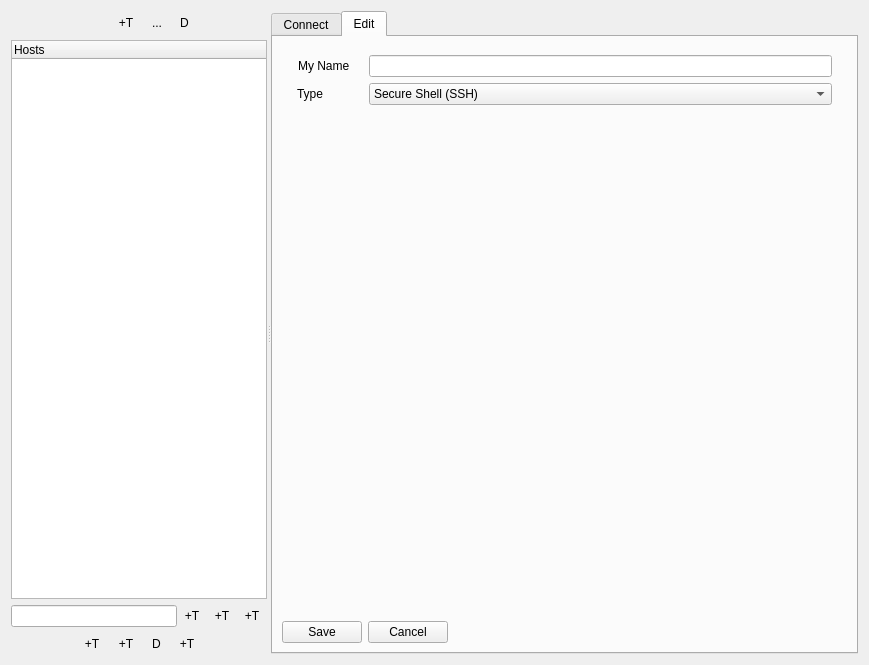
This is DoffenSSHTunnel/source/ATSkeleton.ui in NgzQ3Ee5/DoffenSSHTunnel as Qt 5 draws it before an edit. The edited form follows.
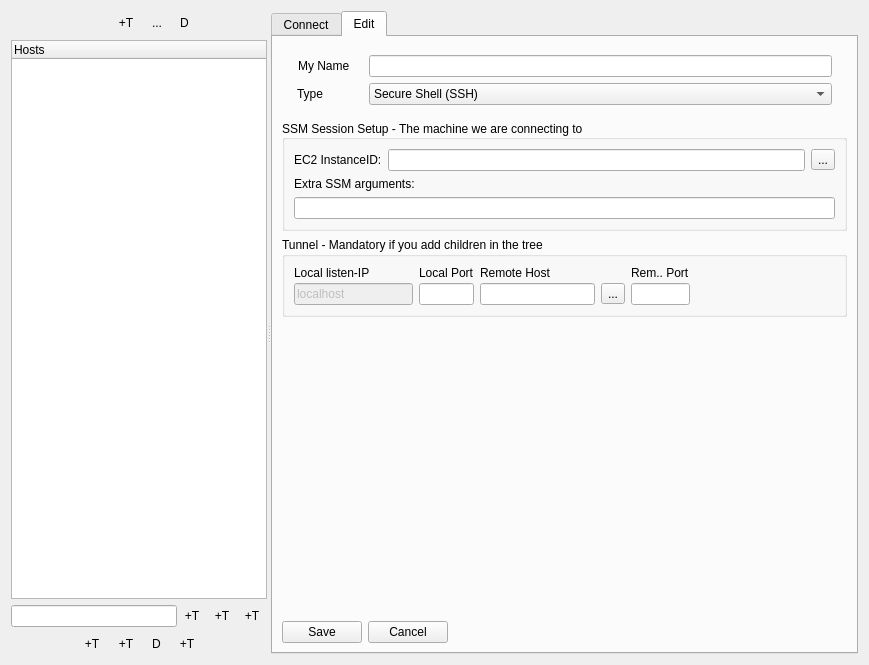
This is the edited form. The open tabs and pages were chosen to show the change. Icons and pictures are not drawn. Custom widgets are drawn as their Qt base class.

Commit message: Added basic SSM edit controls

```diff
--- a/DoffenSSHTunnel/source/ATSkeleton.ui
+++ b/DoffenSSHTunnel/source/ATSkeleton.ui
@@ -13,8 +13,8 @@
   <property name="windowTitle">
    <string>Doffen SSH Tunnel [*]</string>
   </property>
-  <layout class="QVBoxLayout" name="verticalLayout_6">
-   <item>
+  <layout class="QGridLayout" name="gridLayout_24">
+   <item row="0" column="0">
     <widget class="QSplitter" name="splitter">
      <property name="frameShadow">
       <enum>QFrame::Shadow::Raised</enum>
@@ -2082,7 +2082,455 @@
                 </item>
                </layout>
               </widget>
-              <widget class="QWidget" name="widgetEditTunnelSSM"/>
+              <widget class="QWidget" name="widgetEditTunnelSSM">
+               <layout class="QGridLayout" name="gridLayout_25">
+                <property name="leftMargin">
+                 <number>0</number>
+                </property>
+                <property name="topMargin">
+                 <number>0</number>
+                </property>
+                <property name="rightMargin">
+                 <number>0</number>
+                </property>
+                <property name="bottomMargin">
+                 <number>2</number>
+                </property>
+                <property name="horizontalSpacing">
+                 <number>0</number>
+                </property>
+                <item row="1" column="0">
+                 <widget class="QGroupBox" name="groupBoxMainTunnelSSM">
+                  <property name="title">
+                   <string>Tunnel - Mandatory if you add children in the tree</string>
+                  </property>
+                  <property name="flat">
+                   <bool>false</bool>
+                  </property>
+                  <property name="checkable">
+                   <bool>false</bool>
+                  </property>
+                  <layout class="QGridLayout" name="gridLayout_21">
+                   <property name="verticalSpacing">
+                    <number>3</number>
+                   </property>
+                   <item row="0" column="0">
+                    <widget class="QLabel" name="labelEditMainTunnelSourceIPSSM">
+                     <property name="sizePolicy">
+                      <sizepolicy hsizetype="Fixed" vsizetype="Preferred">
+                       <horstretch>0</horstretch>
+                       <verstretch>0</verstretch>
+                      </sizepolicy>
+                     </property>
+                     <property name="toolTip">
+                      <string>&lt;html&gt;&lt;head/&gt;&lt;body&gt;&lt;p&gt;Variable name: &lt;span style=&quot; font-weight:600;&quot;&gt;${ip}&lt;/span&gt;&lt;/p&gt;&lt;p&gt;If you have several physical or virtual IP network interfaces on your machine then you can optionally specify the specific interface IP address to be used for the Tunnel. By default we use localhost.&lt;/p&gt;&lt;/body&gt;&lt;/html&gt;</string>
+                     </property>
+                     <property name="text">
+                      <string>Local listen-IP             </string>
+                     </property>
+                    </widget>
+                   </item>
+                   <item row="1" column="0">
+                    <widget class="QLineEdit" name="editLocalIPSSM">
+                     <property name="enabled">
+                      <bool>false</bool>
+                     </property>
+                     <property name="sizePolicy">
+                      <sizepolicy hsizetype="Ignored" vsizetype="Preferred">
+                       <horstretch>0</horstretch>
+                       <verstretch>0</verstretch>
+                      </sizepolicy>
+                     </property>
+                     <property name="minimumSize">
+                      <size>
+                       <width>0</width>
+                       <height>0</height>
+                      </size>
+                     </property>
+                     <property name="maximumSize">
+                      <size>
+                       <width>16777215</width>
+                       <height>16777215</height>
+                      </size>
+                     </property>
+                     <property name="sizeIncrement">
+                      <size>
+                       <width>0</width>
+                       <height>0</height>
+                      </size>
+                     </property>
+                     <property name="toolTip">
+                      <string>&lt;html&gt;&lt;head/&gt;&lt;body&gt;&lt;p&gt;Variable name: &lt;b&gt;${ip}&lt;/b&gt;&lt;/p&gt;&lt;p&gt;If you have several physical or virtual IP network interfaces on your machine then you can optionally specify the specific interface IP address to be used for the Tunnel. By default we use localhost.&lt;/p&gt;&lt;/body&gt;&lt;/html&gt;</string>
+                     </property>
+                     <property name="text">
+                      <string>localhost</string>
+                     </property>
+                    </widget>
+                   </item>
+                   <item row="1" column="5">
+                    <widget class="QLineEdit" name="editRemotePortSSM">
+                     <property name="enabled">
+                      <bool>true</bool>
+                     </property>
+                     <property name="sizePolicy">
+                      <sizepolicy hsizetype="Ignored" vsizetype="Preferred">
+                       <horstretch>0</horstretch>
+                       <verstretch>0</verstretch>
+                      </sizepolicy>
+                     </property>
+                     <property name="toolTip">
+                      <string>&lt;html&gt;&lt;head/&gt;&lt;body&gt;&lt;p&gt;Variable name: &lt;span style=&quot; font-weight:600;&quot;&gt;${rport}&lt;/span&gt;&lt;/p&gt;&lt;p&gt;Port to use on the remote host for the tunnel&lt;/p&gt;&lt;/body&gt;&lt;/html&gt;</string>
+                     </property>
+                    </widget>
+                   </item>
+                   <item row="0" column="1">
+                    <widget class="QLabel" name="labelEditMainTunnelSourcePortSSM">
+                     <property name="sizePolicy">
+                      <sizepolicy hsizetype="Fixed" vsizetype="Preferred">
+                       <horstretch>0</horstretch>
+                       <verstretch>0</verstretch>
+                      </sizepolicy>
+                     </property>
+                     <property name="toolTip">
+                      <string>&lt;html&gt;&lt;head/&gt;&lt;body&gt;&lt;p&gt;Variable name: &lt;span style=&quot; font-weight:600;&quot;&gt;${port}&lt;/span&gt;&lt;/p&gt;&lt;p&gt;Port to use locally for the tunnel&lt;/p&gt;&lt;/body&gt;&lt;/html&gt;</string>
+                     </property>
+                     <property name="text">
+                      <string>Local Port</string>
+                     </property>
+                    </widget>
+                   </item>
+                   <item row="1" column="4">
+                    <widget class="QWidget" name="widgetEditRemoteHostSSM" native="true">
+                     <layout class="QHBoxLayout" name="horizontalLayout_18">
+                      <property name="leftMargin">
+                       <number>0</number>
+                      </property>
+                      <property name="topMargin">
+                       <number>0</number>
+                      </property>
+                      <property name="rightMargin">
+                       <number>0</number>
+                      </property>
+                      <property name="bottomMargin">
+                       <number>0</number>
+                      </property>
+                      <item>
+                       <widget class="QStackedWidget" name="stackedWidgetRemoteHostSSM">
+                        <property name="sizePolicy">
+                         <sizepolicy hsizetype="Expanding" vsizetype="Fixed">
+                          <horstretch>0</horstretch>
+                          <verstretch>0</verstretch>
+                         </sizepolicy>
+                        </property>
+                        <property name="currentIndex">
+                         <number>1</number>
+                        </property>
+                        <widget class="QWidget" name="page_7">
+                         <layout class="QGridLayout" name="gridLayout_22">
+                          <property name="leftMargin">
+                           <number>0</number>
+                          </property>
+                          <property name="topMargin">
+                           <number>0</number>
+                          </property>
+                          <property name="rightMargin">
+                           <number>0</number>
+                          </property>
+                          <property name="bottomMargin">
+                           <number>0</number>
+                          </property>
+                          <property name="spacing">
+                           <number>0</number>
+                          </property>
+                          <item row="0" column="0">
+                           <widget class="QLineEdit" name="editRemoteHostSSM">
+                            <property name="toolTip">
+                             <string>&lt;html&gt;&lt;head/&gt;&lt;body&gt;&lt;p&gt;Variable name: &lt;span style=&quot; font-weight:600;&quot;&gt;${rhost}&lt;/span&gt;&lt;/p&gt;&lt;p&gt;The remote host to tunnel to&lt;/p&gt;&lt;/body&gt;&lt;/html&gt;</string>
+                            </property>
+                           </widget>
+                          </item>
+                         </layout>
+                        </widget>
+                        <widget class="QWidget" name="page_8">
+                         <layout class="QGridLayout" name="gridLayout_23">
+                          <property name="leftMargin">
+                           <number>0</number>
+                          </property>
+                          <property name="topMargin">
+                           <number>0</number>
+                          </property>
+                          <property name="rightMargin">
+                           <number>0</number>
+                          </property>
+                          <property name="bottomMargin">
+                           <number>0</number>
+                          </property>
+                          <property name="spacing">
+                           <number>0</number>
+                          </property>
+                          <item row="0" column="0">
+                           <widget class="ComboBox" name="comboRemoteHostSSM"/>
+                          </item>
+                         </layout>
+                        </widget>
+                       </widget>
+                      </item>
+                      <item>
+                       <widget class="QToolButton" name="btnEditRemoteHostSSM">
+                        <property name="toolTip">
+                         <string>&lt;html&gt;&lt;head/&gt;&lt;body&gt;&lt;p&gt;You can specify a list of hosts (one per line). If you specify more than one, then the text box on the left changes to a drop down menu where you choose the one to use. This can be useful if you have i.e multiple EC2 login servers that you can choose from.&lt;/p&gt;&lt;/body&gt;&lt;/html&gt;</string>
+                        </property>
+                        <property name="text">
+                         <string>...</string>
+                        </property>
+                        <property name="checkable">
+                         <bool>false</bool>
+                        </property>
+                        <property name="autoRaise">
+                         <bool>false</bool>
+                        </property>
+                       </widget>
+                      </item>
+                     </layout>
+                    </widget>
+                   </item>
+                   <item row="1" column="8">
+                    <spacer name="horizontalSpacer_7">
+                     <property name="orientation">
+                      <enum>Qt::Orientation::Horizontal</enum>
+                     </property>
+                     <property name="sizeHint" stdset="0">
+                      <size>
+                       <width>40</width>
+                       <height>20</height>
+                      </size>
+                     </property>
+                    </spacer>
+                   </item>
+                   <item row="1" column="1">
+                    <widget class="QLineEdit" name="editLocalPortSSM">
+                     <property name="enabled">
+                      <bool>true</bool>
+                     </property>
+                     <property name="sizePolicy">
+                      <sizepolicy hsizetype="Ignored" vsizetype="Preferred">
+                       <horstretch>0</horstretch>
+                       <verstretch>0</verstretch>
+                      </sizepolicy>
+                     </property>
+                     <property name="toolTip">
+                      <string>&lt;html&gt;&lt;head/&gt;&lt;body&gt;&lt;p&gt;Variable name: &lt;span style=&quot; font-weight:600;&quot;&gt;${port}&lt;/span&gt;&lt;/p&gt;&lt;p&gt;Port to use locally for the tunnel&lt;/p&gt;&lt;/body&gt;&lt;/html&gt;</string>
+                     </property>
+                    </widget>
+                   </item>
+                   <item row="0" column="5">
+                    <widget class="QLabel" name="labelEditMainTunnelDestinationPortSSM">
+                     <property name="sizePolicy">
+                      <sizepolicy hsizetype="Fixed" vsizetype="Preferred">
+                       <horstretch>0</horstretch>
+                       <verstretch>0</verstretch>
+                      </sizepolicy>
+                     </property>
+                     <property name="toolTip">
+                      <string>&lt;html&gt;&lt;head/&gt;&lt;body&gt;&lt;p&gt;Variable name: &lt;span style=&quot; font-weight:600;&quot;&gt;${rport}&lt;/span&gt;&lt;/p&gt;&lt;p&gt;Port to use on the remote host for the tunnel&lt;/p&gt;&lt;/body&gt;&lt;/html&gt;</string>
+                     </property>
+                     <property name="text">
+                      <string>Rem.. Port</string>
+                     </property>
+                    </widget>
+                   </item>
+                   <item row="0" column="4">
+                    <widget class="QLabel" name="labelEditMainTunnelDestHostSSM">
+                     <property name="toolTip">
+                      <string>&lt;html&gt;&lt;head/&gt;&lt;body&gt;&lt;p&gt;Variable name: &lt;span style=&quot; font-weight:600;&quot;&gt;${rhost}&lt;/span&gt;&lt;/p&gt;&lt;p&gt;The remote host to tunnel to&lt;/p&gt;&lt;/body&gt;&lt;/html&gt;</string>
+                     </property>
+                     <property name="text">
+                      <string>Remote Host</string>
+                     </property>
+                    </widget>
+                   </item>
+                  </layout>
+                 </widget>
+                </item>
+                <item row="0" column="0">
+                 <widget class="QGroupBox" name="groupBoxSSMSettings">
+                  <property name="title">
+                   <string>SSM Session Setup - The machine we are connecting to</string>
+                  </property>
+                  <property name="alignment">
+                   <set>Qt::AlignmentFlag::AlignLeading|Qt::AlignmentFlag::AlignLeft|Qt::AlignmentFlag::AlignVCenter</set>
+                  </property>
+                  <layout class="QGridLayout" name="gridLayout_20">
+                   <item row="0" column="0">
+                    <widget class="QWidget" name="widgetSSMEdit" native="true">
+                     <property name="sizePolicy">
+                      <sizepolicy hsizetype="Preferred" vsizetype="Preferred">
+                       <horstretch>0</horstretch>
+                       <verstretch>0</verstretch>
+                      </sizepolicy>
+                     </property>
+                     <layout class="QGridLayout" name="gridLayout_18">
+                      <property name="leftMargin">
+                       <number>0</number>
+                      </property>
+                      <property name="topMargin">
+                       <number>0</number>
+                      </property>
+                      <property name="rightMargin">
+                       <number>0</number>
+                      </property>
+                      <property name="bottomMargin">
+                       <number>0</number>
+                      </property>
+                      <item row="2" column="0">
+                       <widget class="QLabel" name="labelExtraArgumentsSSM">
+                        <property name="toolTip">
+                         <string>&lt;html&gt;&lt;head/&gt;&lt;body&gt;&lt;p&gt;Optional additional AWS SSM parameters&lt;/p&gt;&lt;/body&gt;&lt;/html&gt;</string>
+                        </property>
+                        <property name="text">
+                         <string>Extra SSM arguments:</string>
+                        </property>
+                       </widget>
+                      </item>
+                      <item row="3" column="0">
+                       <widget class="QLineEdit" name="editExtraArgumentsSSM">
+                        <property name="toolTip">
+                         <string>&lt;html&gt;&lt;head/&gt;&lt;body&gt;&lt;p&gt;Optional additional AWS SSM parameters&lt;/p&gt;&lt;/body&gt;&lt;/html&gt;</string>
+                        </property>
+                       </widget>
+                      </item>
+                      <item row="1" column="0">
+                       <widget class="QWidget" name="widgetEditSSMHost" native="true">
+                        <layout class="QHBoxLayout" name="horizontalLayout_17">
+                         <property name="leftMargin">
+                          <number>0</number>
+                         </property>
+                         <property name="topMargin">
+                          <number>0</number>
+                         </property>
+                         <property name="rightMargin">
+                          <number>0</number>
+                         </property>
+                         <property name="bottomMargin">
+                          <number>0</number>
+                         </property>
+                         <item>
+                          <widget class="QLabel" name="labelEditSSMHost">
+                           <property name="toolTip">
+                            <string>&lt;html&gt;&lt;head/&gt;&lt;body&gt;&lt;p&gt;Variable name: &lt;span style=&quot; font-weight:600;&quot;&gt;${host}&lt;/span&gt;&lt;/p&gt;&lt;p&gt;InstanceID of the EC2 server to connect to&lt;/p&gt;&lt;/body&gt;&lt;/html&gt;</string>
+                           </property>
+                           <property name="text">
+                            <string>EC2 InstanceID:</string>
+                           </property>
+                          </widget>
+                         </item>
+                         <item>
+                          <widget class="QStackedWidget" name="stackedWidgetSSMHost">
+                           <property name="sizePolicy">
+                            <sizepolicy hsizetype="Expanding" vsizetype="Fixed">
+                             <horstretch>0</horstretch>
+                             <verstretch>0</verstretch>
+                            </sizepolicy>
+                           </property>
+                           <property name="lineWidth">
+                            <number>0</number>
+                           </property>
+                           <property name="currentIndex">
+                            <number>0</number>
+                           </property>
+                           <widget class="QWidget" name="stackedWidgetSSMHostEdit">
+                            <layout class="QGridLayout" name="gridLayout_103">
+                             <property name="leftMargin">
+                              <number>0</number>
+                             </property>
+                             <property name="topMargin">
+                              <number>0</number>
+                             </property>
+                             <property name="rightMargin">
+                              <number>0</number>
+                             </property>
+                             <property name="bottomMargin">
+                              <number>0</number>
+                             </property>
+                             <property name="spacing">
+                              <number>0</number>
+                             </property>
+                             <item row="1" column="1">
+                              <widget class="QLineEdit" name="editSSMHost">
+                               <property name="enabled">
+                                <bool>true</bool>
+                               </property>
+                               <property name="toolTip">
+                                <string>&lt;html&gt;&lt;head/&gt;&lt;body&gt;&lt;p&gt;Variable name: &lt;span style=&quot; font-weight:600;&quot;&gt;${host}&lt;/span&gt;&lt;/p&gt;&lt;p&gt;InstanceID of the EC2 server to connect to&lt;/p&gt;&lt;/body&gt;&lt;/html&gt;</string>
+                               </property>
+                              </widget>
+                             </item>
+                            </layout>
+                           </widget>
+                           <widget class="QWidget" name="stackedWidgetSSMHostCombo">
+                            <layout class="QGridLayout" name="gridLayout_19">
+                             <property name="leftMargin">
+                              <number>0</number>
+                             </property>
+                             <property name="topMargin">
+                              <number>0</number>
+                             </property>
+                             <property name="rightMargin">
+                              <number>0</number>
+                             </property>
+                             <property name="bottomMargin">
+                              <number>0</number>
+                             </property>
+                             <property name="spacing">
+                              <number>0</number>
+                             </property>
+                             <item row="0" column="0">
+                              <widget class="ComboBox" name="comboSSMHost"/>
+                             </item>
+                            </layout>
+                           </widget>
+                          </widget>
+                         </item>
+                         <item>
+                          <widget class="QToolButton" name="btnEditSSMHost">
+                           <property name="toolTip">
+                            <string>&lt;html&gt;&lt;head/&gt;&lt;body&gt;&lt;p&gt;You can specify a list of hosts (one per line). If you specify more than one, then the text box on the left changes to a drop down menu where you choose the one to use. This can be useful if you have i.e multiple EC2 jump servers that you can choose from.&lt;/p&gt;&lt;/body&gt;&lt;/html&gt;</string>
+                           </property>
+                           <property name="text">
+                            <string>...</string>
+                           </property>
+                           <property name="toolButtonStyle">
+                            <enum>Qt::ToolButtonStyle::ToolButtonIconOnly</enum>
+                           </property>
+                           <property name="autoRaise">
+                            <bool>false</bool>
+                           </property>
+                          </widget>
+                         </item>
+                        </layout>
+                       </widget>
+                      </item>
+                     </layout>
+                    </widget>
+                   </item>
+                  </layout>
+                 </widget>
+                </item>
+                <item row="2" column="0">
+                 <spacer name="verticalSpacer_2">
+                  <property name="orientation">
+                   <enum>Qt::Orientation::Vertical</enum>
+                  </property>
+                  <property name="sizeHint" stdset="0">
+                   <size>
+                    <width>20</width>
+                    <height>40</height>
+                   </size>
+                  </property>
+                 </spacer>
+                </item>
+               </layout>
+              </widget>
              </widget>
             </item>
            </layout>
```
Left out of the diff: 2 changed lines with no effect on the pictures.
